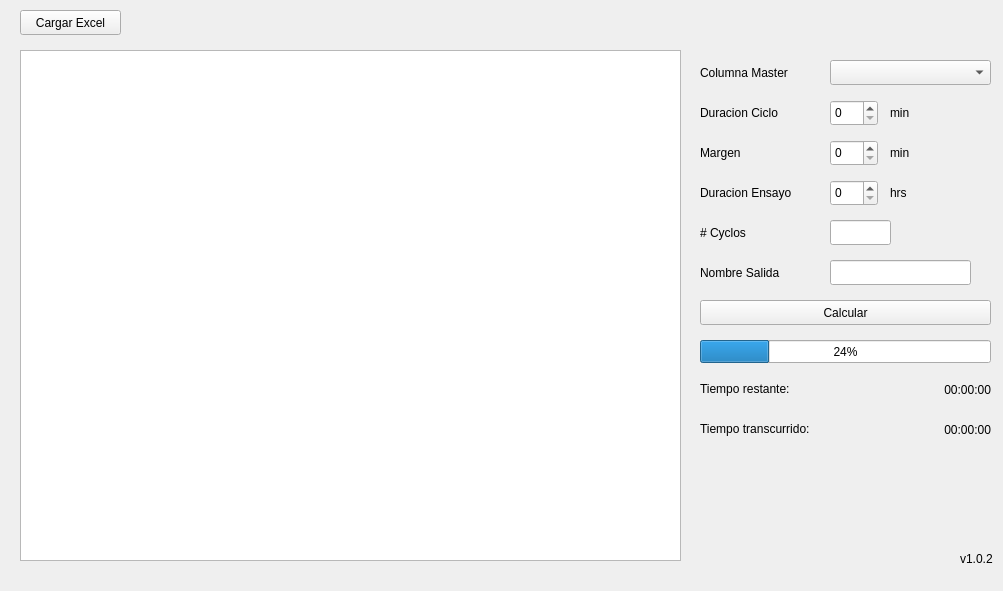
roomm/ensayator, file views/ensayator.ui: the form before one commit.
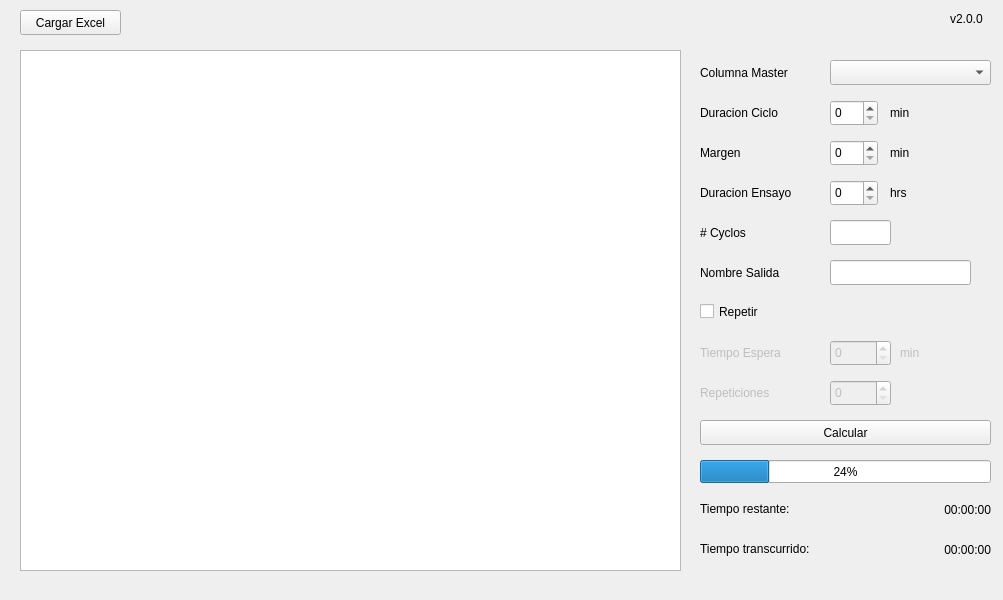
The form after the commit.

What changed in the file:
```diff
--- a/views/ensayator.ui
+++ b/views/ensayator.ui
@@ -7,19 +7,19 @@
     <x>0</x>
     <y>0</y>
     <width>1003</width>
-    <height>591</height>
+    <height>600</height>
    </rect>
   </property>
   <property name="minimumSize">
    <size>
     <width>1003</width>
-    <height>591</height>
+    <height>600</height>
    </size>
   </property>
   <property name="maximumSize">
    <size>
     <width>1003</width>
-    <height>591</height>
+    <height>600</height>
    </size>
   </property>
   <property name="windowTitle">
@@ -58,7 +58,7 @@
       <x>20</x>
       <y>50</y>
       <width>661</width>
-      <height>511</height>
+      <height>521</height>
      </rect>
     </property>
    </widget>
@@ -115,7 +115,7 @@
     <property name="geometry">
      <rect>
       <x>700</x>
-      <y>300</y>
+      <y>420</y>
       <width>291</width>
       <height>25</height>
      </rect>
@@ -128,7 +128,7 @@
     <property name="geometry">
      <rect>
       <x>700</x>
-      <y>340</y>
+      <y>460</y>
       <width>291</width>
       <height>23</height>
      </rect>
@@ -197,7 +197,7 @@
     <property name="geometry">
      <rect>
       <x>910</x>
-      <y>380</y>
+      <y>500</y>
       <width>81</width>
       <height>20</height>
      </rect>
@@ -213,7 +213,7 @@
     <property name="geometry">
      <rect>
       <x>700</x>
-      <y>380</y>
+      <y>500</y>
       <width>171</width>
       <height>17</height>
      </rect>
@@ -226,7 +226,7 @@
     <property name="geometry">
      <rect>
       <x>910</x>
-      <y>420</y>
+      <y>540</y>
       <width>81</width>
       <height>20</height>
      </rect>
@@ -242,7 +242,7 @@
     <property name="geometry">
      <rect>
       <x>700</x>
-      <y>420</y>
+      <y>540</y>
       <width>171</width>
       <height>17</height>
      </rect>
@@ -254,14 +254,14 @@
    <widget class="QLabel" name="label_7">
     <property name="geometry">
      <rect>
-      <x>960</x>
-      <y>550</y>
+      <x>950</x>
+      <y>10</y>
       <width>41</width>
       <height>17</height>
      </rect>
     </property>
     <property name="text">
-     <string>v1.0.2</string>
+     <string>v2.0.0</string>
     </property>
    </widget>
    <widget class="QSpinBox" name="sbTotalEnsay">
@@ -336,6 +336,96 @@
      </rect>
     </property>
    </widget>
+   <widget class="QCheckBox" name="cbEnableRepetitions">
+    <property name="geometry">
+     <rect>
+      <x>700</x>
+      <y>300</y>
+      <width>92</width>
+      <height>23</height>
+     </rect>
+    </property>
+    <property name="text">
+     <string>Repetir </string>
+    </property>
+   </widget>
+   <widget class="QSpinBox" name="sbWaiting">
+    <property name="enabled">
+     <bool>false</bool>
+    </property>
+    <property name="geometry">
+     <rect>
+      <x>830</x>
+      <y>340</y>
+      <width>61</width>
+      <height>26</height>
+     </rect>
+    </property>
+    <property name="maximum">
+     <number>999</number>
+    </property>
+   </widget>
+   <widget class="QLabel" name="lblWaitingUnit">
+    <property name="enabled">
+     <bool>false</bool>
+    </property>
+    <property name="geometry">
+     <rect>
+      <x>900</x>
+      <y>340</y>
+      <width>61</width>
+      <height>25</height>
+     </rect>
+    </property>
+    <property name="text">
+     <string>min</string>
+    </property>
+   </widget>
+   <widget class="QLabel" name="lblWaiting">
+    <property name="enabled">
+     <bool>false</bool>
+    </property>
+    <property name="geometry">
+     <rect>
+      <x>700</x>
+      <y>340</y>
+      <width>121</width>
+      <height>25</height>
+     </rect>
+    </property>
+    <property name="text">
+     <string>Tiempo Espera</string>
+    </property>
+   </widget>
+   <widget class="QLabel" name="lblRepetitions">
+    <property name="enabled">
+     <bool>false</bool>
+    </property>
+    <property name="geometry">
+     <rect>
+      <x>700</x>
+      <y>380</y>
+      <width>121</width>
+      <height>25</height>
+     </rect>
+    </property>
+    <property name="text">
+     <string>Repeticiones</string>
+    </property>
+   </widget>
+   <widget class="QSpinBox" name="sbRepetitions">
+    <property name="enabled">
+     <bool>false</bool>
+    </property>
+    <property name="geometry">
+     <rect>
+      <x>830</x>
+      <y>380</y>
+      <width>61</width>
+      <height>26</height>
+     </rect>
+    </property>
+   </widget>
   </widget>
   <widget class="QMenuBar" name="menubar">
    <property name="geometry">
```
